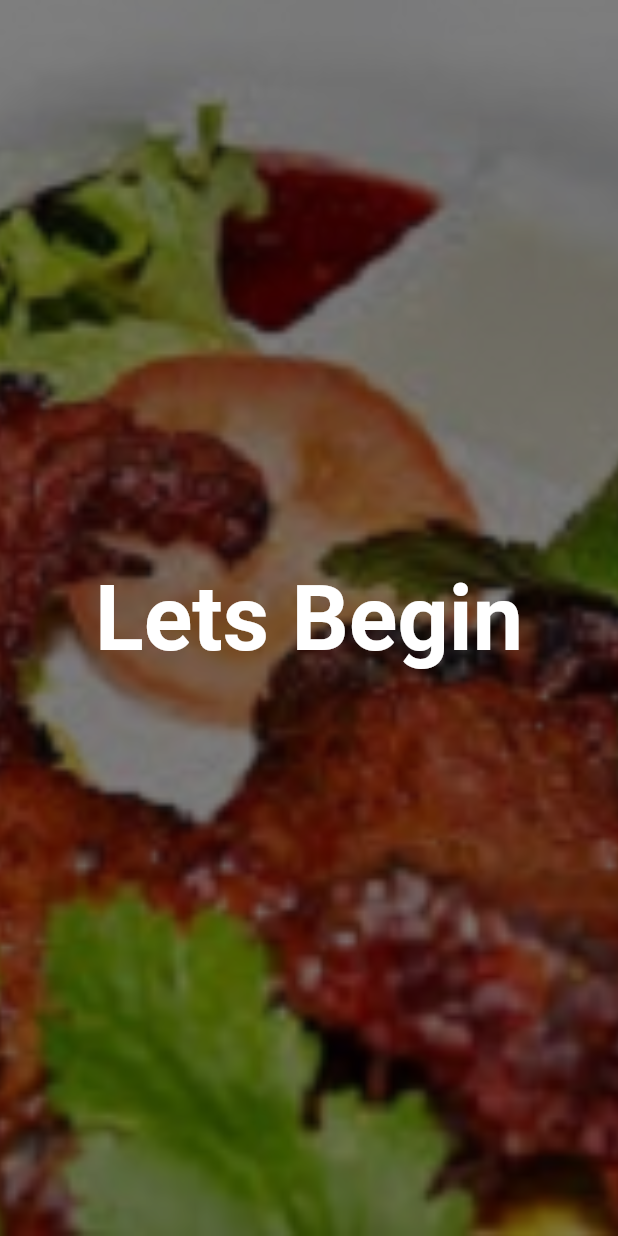
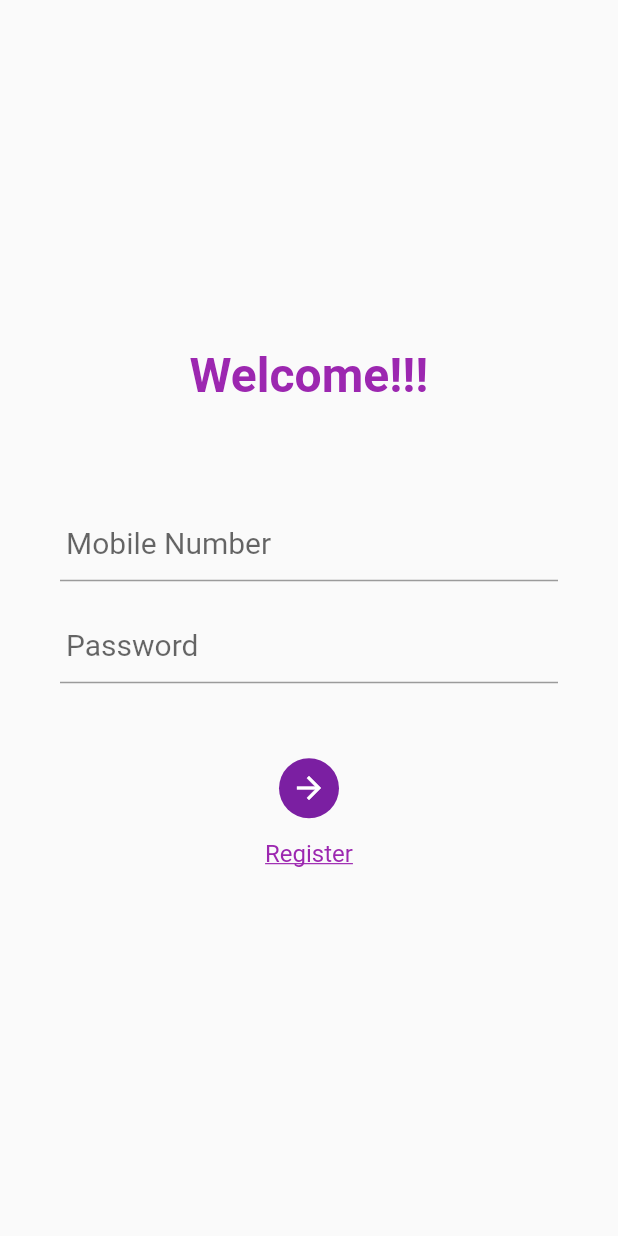
Before and after one commit to AthiraSasitharan/Flutter_LetsBegin, a Flutter app: the screen it shows after launch, on a phone screen of 412 x 824 dp. Run offline on Flutter 3.47's test engine with Material 2 defaults, Android fonts, the phone set to English and light mode, and no system bars.

Commit message:
Designed login screen

```diff
--- a/lib/LoginScreen.dart
+++ b/lib/LoginScreen.dart
@@ -1,4 +1,5 @@
 import 'package:flutter/material.dart';
+import 'package:flutter_lets_begin/Res.dart';
 
 class LoginScreen extends StatelessWidget {
   @override
@@ -13,12 +14,78 @@ class CreateView extends StatelessWidget {
   @override
   Widget build(BuildContext context) {
     return Center(
-      child: Column(
-        children: <Widget>[
-          TextField(
-            keyboardType: TextInputType.number,
-          ),
-        ],
+      child: Container(
+        margin: EdgeInsets.fromLTRB(40, 4, 40, 4),
+        child: Column(
+          mainAxisAlignment: MainAxisAlignment.center,
+          children: <Widget>[
+            Padding(
+              padding: const EdgeInsets.only(bottom: 60),
+              child: Text(
+                Strings.welcomeMessage,
+                style: TextStyle(
+                  fontSize: 32,
+                  color: Colors.purple,
+                  fontWeight: FontWeight.bold,
+                ),
+              ),
+            ),
+            Padding(
+              padding: const EdgeInsets.symmetric(vertical: 10),
+              child: TextField(
+                decoration: InputDecoration(
+                  labelText: Strings.mobileNumber,
+                  contentPadding: EdgeInsets.symmetric(horizontal: 4),
+                  /*icon: Icon(
+                    Icons.phone,
+                    color: Colors.purple,
+                  ),*/
+                ),
+                style: TextStyle(
+                  fontSize: 20,
+                  color: Colors.black87,
+                  fontWeight: FontWeight.normal,
+                ),
+                keyboardType: TextInputType.number,
+              ),
+            ),
+            Padding(
+              padding: EdgeInsets.symmetric(vertical: 10),
+              child: TextField(
+                decoration: InputDecoration(
+                  labelText: Strings.password,
+                  contentPadding: EdgeInsets.symmetric(horizontal: 4),
+                ),
+                obscureText: true,
+                style: TextStyle(
+                  fontSize: 20,
+                  color: Colors.black87,
+                  fontWeight: FontWeight.normal,
+                ),
+              ),
+            ),
+            Padding(
+              padding: const EdgeInsets.only(top: 40),
+              child: CircleAvatar(
+                  child: Icon(
+                Icons.arrow_forward,
+                color: Colors.white,
+              )),
+            ),
+            Padding(
+              padding: const EdgeInsets.all(14.0),
+              child: Text(
+                Strings.register,
+                style: TextStyle(
+                  fontSize: 16,
+                  color: Colors.purple,
+                  fontWeight: FontWeight.normal,
+                  decoration: TextDecoration.underline,
+                ),
+              ),
+            )
+          ],
+        ),
       ),
     );
   }
--- /dev/null
+++ b/lib/Res.dart
@@ -0,0 +1,10 @@
+class Strings {
+//  Splash Screen
+  static String appName = "Lets Begin";
+
+//  Login Screen
+  static String welcomeMessage = "Welcome!!!";
+  static String mobileNumber = "Mobile Number";
+  static String password = "Password";
+  static String register = "Register";
+}
--- a/lib/SplashScreen.dart
+++ b/lib/SplashScreen.dart
@@ -1,6 +1,9 @@
+import 'dart:async';
+
 import 'package:flutter/material.dart';
 import 'package:flutter_lets_begin/BaseUtilis.dart';
 import 'package:flutter_lets_begin/LoginScreen.dart';
+import 'package:flutter_lets_begin/Res.dart';
 
 void main() => runApp(MyApp());
 
@@ -22,13 +25,20 @@ class MyHomePage extends StatefulWidget {
   SplashScreen createState() => new SplashScreen();
 }
 
-
 class SplashScreen extends State<MyHomePage> {
   @override
   Widget build(BuildContext context) {
     return Scaffold(
       body: CreateView(),
     );
+  }
+
+  @override
+  void initState() {
+    super.initState();
+    Timer(Duration(seconds: 5), () {
+      loadNext(context);
+    });
   }
 }
 
@@ -48,11 +58,11 @@ class CreateView extends StatelessWidget {
         ),
         child: Center(
           child: GestureDetector(
-            onTap: (){
+            onTap: () {
               loadNext(context);
             },
             child: Text(
-              "Lets Begin",
+              Strings.appName,
               style: TextStyle(
                 fontSize: 60,
                 color: Colors.white,
@@ -68,5 +78,6 @@ class CreateView extends StatelessWidget {
 
 void loadNext(BuildContext context) {
   Navigator.push(
-      context, new MaterialPageRoute(builder: (context) => LoginScreen()));
+      context, new MaterialPageRoute(builder: (context) => LoginScreen())
+  );
 }
```
